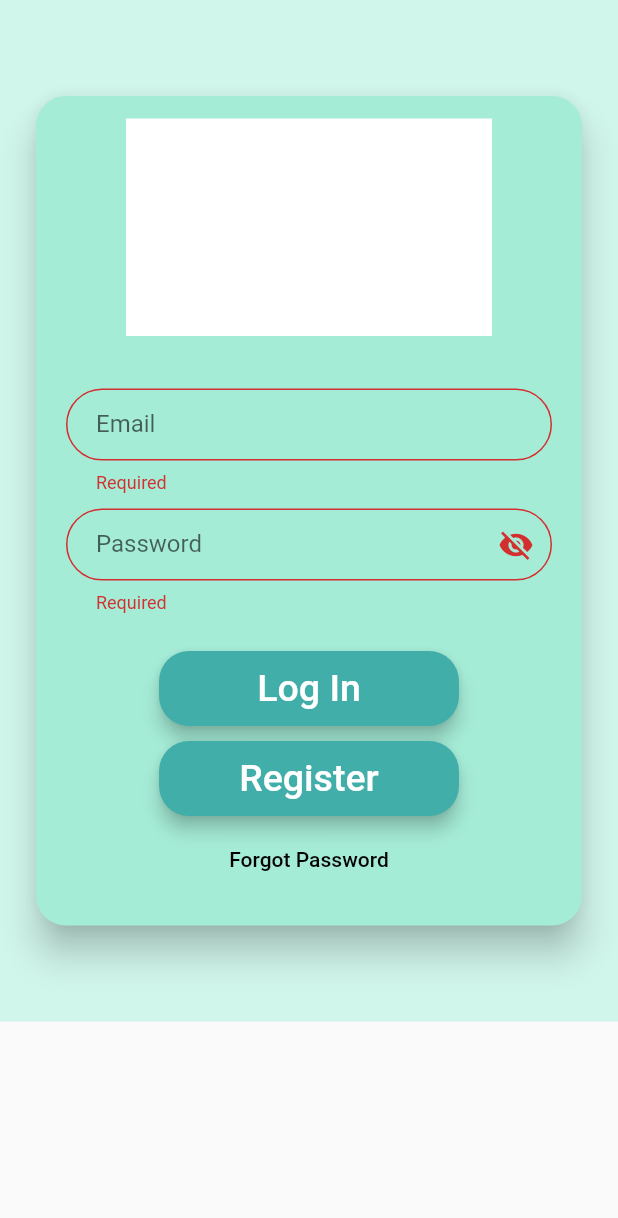
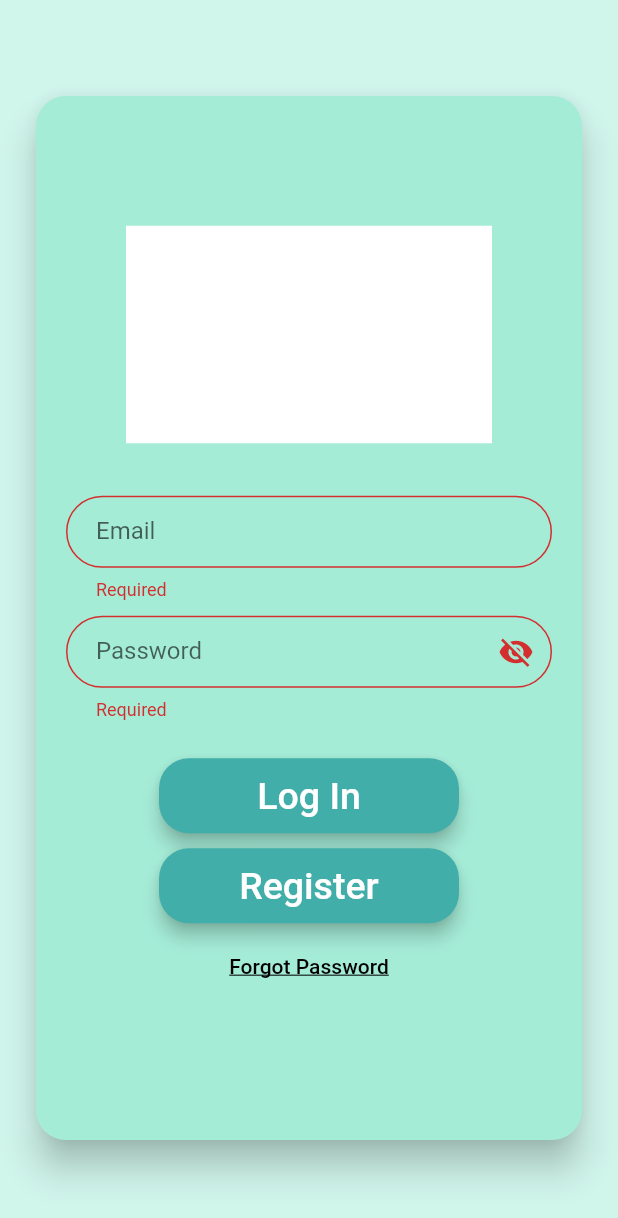
Before and after one commit to urusha-shrestha/disaster_reporting_system_frontend, a Flutter app: the screen it shows after launch, on a phone screen of 412 x 824 dp. Shown: the top 1218 px of the screen. Run offline on Flutter 3.47's test engine with Material 2 defaults, Android fonts, the phone set to English and light mode, and no system bars; our stand-ins replace form_field_validator, shared_preferences.

```diff
--- a/lib/main.dart
+++ b/lib/main.dart
@@ -7,6 +7,7 @@ import 'package:fyp/screens/logIn_screen.dart';
 import 'package:fyp/screens/register_screen.dart';
 import 'package:fyp/screens/report_screen.dart';
 import 'package:fyp/screens/reported_disaster_screen.dart';
+import 'package:fyp/screens/forgotpassword.dart';
 
 void main() => runApp(MyApp());
 
@@ -19,6 +20,7 @@ class MyApp extends StatelessWidget {
       routes: {
         LogInScreen.id: (context) => LogInScreen(),
         RegisterScreen.id: (context) => RegisterScreen(),
+        ForgotPassword.id: (context) => ForgotPassword(),
         ReportedDisasterScreen.id: (context) => ReportedDisasterScreen(),
         CustomMenuBar.id: (context) => CustomMenuBar(),
         ReportScreen.id: (context) => ReportScreen(),
--- a/lib/screens/logIn_screen.dart
+++ b/lib/screens/logIn_screen.dart
@@ -2,6 +2,7 @@ import 'dart:convert';
 
 import 'package:flutter/material.dart';
 import 'package:flutter/services.dart';
+import 'package:fyp/screens/forgotpassword.dart';
 import 'package:shared_preferences/shared_preferences.dart';
 import 'package:http/http.dart' as http;
 import 'package:form_field_validator/form_field_validator.dart';
@@ -18,8 +19,6 @@ class LogInScreen extends StatefulWidget {
 }
 
 class _LogInScreenState extends State<LogInScreen> {
-  GlobalKey<FormState> formkey = GlobalKey<FormState>();
-
   bool _isLoading = false;
   bool _isHidden = true;
 
@@ -42,7 +41,6 @@ class _LogInScreenState extends State<LogInScreen> {
         color: kbackgroundColour,
         child: Padding(
           padding: const EdgeInsets.symmetric(vertical: 60.0, horizontal: 20.0),
-          child: SingleChildScrollView(
           child: Card(
             color: kforegroundColour,
             shape: RoundedRectangleBorder(
@@ -65,7 +63,6 @@ class _LogInScreenState extends State<LogInScreen> {
                   padding: const EdgeInsets.symmetric(
                       horizontal: 20.0, vertical: 20.0),
                   child: Form(
-                      key: formkey,
                     child: Column(
                       children: [
                         TextFormField(
@@ -112,8 +109,7 @@ class _LogInScreenState extends State<LogInScreen> {
                               MinLengthValidator(6,
                                   errorText: "Must be at least 6 characters"),
                               MaxLengthValidator(15,
-                                    errorText:
-                                        "Must be less than 15 characters"),
+                                  errorText: "Must be less than 15 characters"),
                             ],
                           ),
                         ),
@@ -136,17 +132,20 @@ class _LogInScreenState extends State<LogInScreen> {
                               Navigator.pushNamed(context, RegisterScreen.id);
                             }),
                         FlatButton(
-                              onPressed: null,
+                            onPressed: () {
+                              Navigator.pushNamed(context, ForgotPassword.id);
+                            },
                             child: Text(
                               'Forgot Password',
-                                style: TextStyle(color: Colors.black),
+                              style: TextStyle(
+                                  color: Colors.black,
+                                  decoration: TextDecoration.underline),
                             ))
                       ],
                     ),
                   ),
                 ),
               ],
-              ),
             ),
           ),
         ),
@@ -163,7 +162,7 @@ class _LogInScreenState extends State<LogInScreen> {
     var jsonResponse = null;
 
     var response =
-        await http.post("http://192.168.0.123:8000/api/login", body: data);
+        await http.post("http://192.168.0.108:8000/api/login", body: data);
     if (response.statusCode == 200) {
       jsonResponse = json.decode(response.body);
       print('Response status: ${response.statusCode}');
--- a/lib/screens/report_screen.dart
+++ b/lib/screens/report_screen.dart
@@ -14,7 +14,7 @@ class ReportScreen extends StatelessWidget {
               Navigator.pushReplacementNamed(context, CustomMenuBar.id);
             },
             child: Icon(Icons.menu)),
-        title: Text('Report A Disasters'),
+        title: Text('Report A Disaster'),
       ),
       body: Container(
         color: kbackgroundColour,
```
Also changed, not shown: lib/screens/forgotpassword.dart (added, +58 -0 lines), lib/screens/register_screen.dart (+3 -20 lines). Lines whose indentation alone changed are shown as unchanged.
